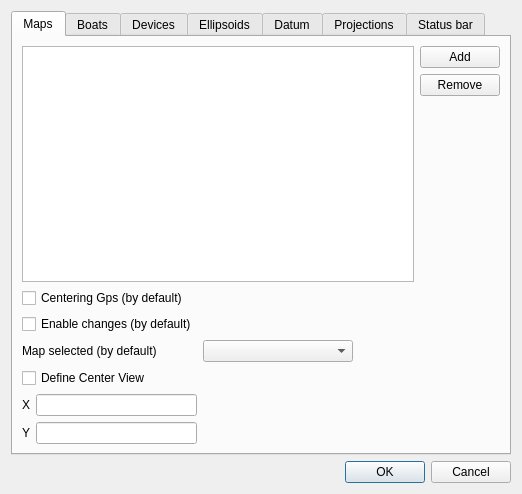
First picture: the form in src/IHM/ui/SettingsDialog.ui, repository FCHcap/Cubator, before the edit.
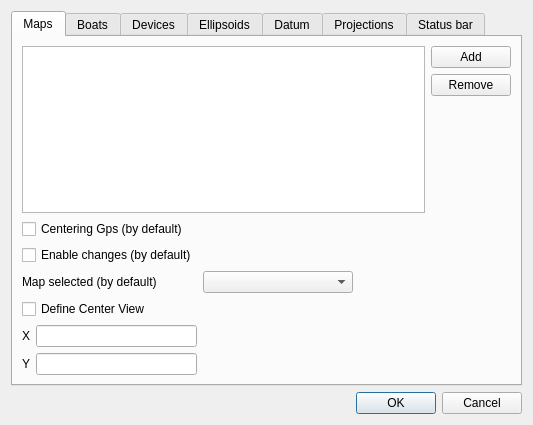
Second picture: the form after the edit.

The edit to the form file:
```diff
--- a/src/IHM/ui/SettingsDialog.ui
+++ b/src/IHM/ui/SettingsDialog.ui
@@ -6,20 +6,20 @@
    <rect>
     <x>0</x>
     <y>0</y>
-    <width>522</width>
-    <height>494</height>
+    <width>533</width>
+    <height>425</height>
    </rect>
   </property>
   <property name="minimumSize">
    <size>
-    <width>522</width>
-    <height>494</height>
+    <width>533</width>
+    <height>425</height>
    </size>
   </property>
   <property name="maximumSize">
    <size>
-    <width>522</width>
-    <height>494</height>
+    <width>533</width>
+    <height>425</height>
    </size>
   </property>
   <property name="windowTitle">
```
Left out of the diff: 233 changed lines with no effect on the pictures.
